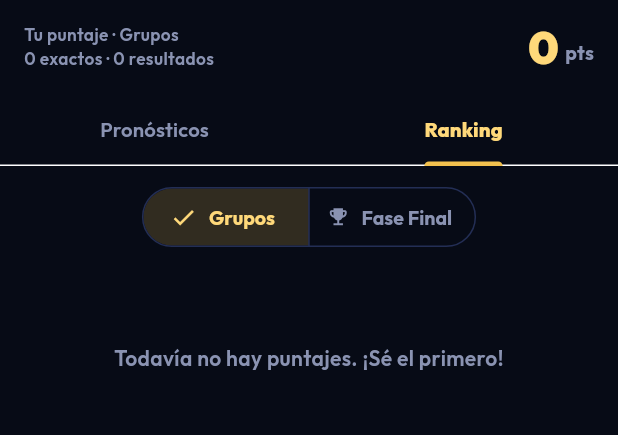
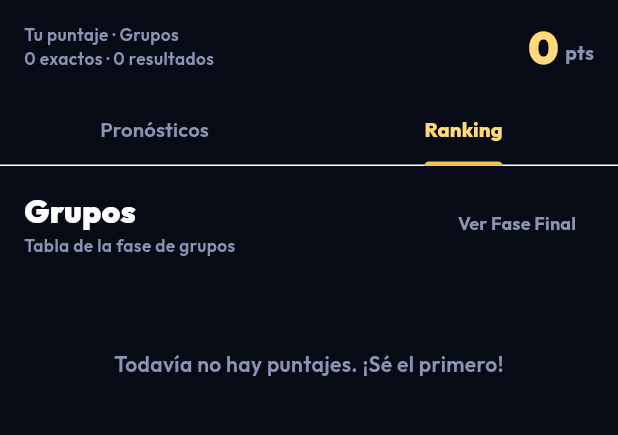
Before and after one commit to Bemlet/MUNDIAL2026, a Flutter app: the PredictionScreen screen opened directly, tab 2 chosen, on a phone screen of 412 x 824 dp, the part 56-491 px from its top. Run offline on Flutter 3.47's test engine with Material 3 defaults, Android fonts, the phone set to English and light mode, and no system bars; our stand-ins replace open_filex, package_info_plus, shared_preferences, supabase_flutter; accounts and stored records are empty; network calls fail.

Commit message:
feat: Fase Final como ranking principal + acceso discreto a Grupos (prominencia)

```diff
--- a/lib/l10n.dart
+++ b/lib/l10n.dart
@@ -23,6 +23,13 @@ class AppStrings {
   String get pickemScore => isEn ? 'Your score' : 'Tu puntaje';
   String get groupsRankingTab => isEn ? 'Groups' : 'Grupos';
   String get finalRankingTab => isEn ? 'Final phase' : 'Fase Final';
+  String get seeGroupsRanking => isEn ? 'See Groups' : 'Ver Grupos';
+  String get seeFinalRanking => isEn ? 'See Final phase' : 'Ver Fase Final';
+  String get finalRankingSubtitle => isEn
+      ? 'Everyone starts at 0 — points worth more each round'
+      : 'Todos arrancan en 0 — vale más cada ronda';
+  String get groupsRankingSubtitle =>
+      isEn ? 'Group stage standings' : 'Tabla de la fase de grupos';
   String get yourScoreFinal => isEn ? 'Your score · Final phase' : 'Tu puntaje · Fase Final';
   String get yourScoreGroups => isEn ? 'Your score · Groups' : 'Tu puntaje · Grupos';
   String get leaderLabel => isEn ? 'Leader' : 'Líder';
--- a/lib/screens/prediction_screen.dart
+++ b/lib/screens/prediction_screen.dart
@@ -686,29 +686,44 @@ class _LeaderboardTabState extends State<_LeaderboardTab> {
 
     return Column(
       children: [
-        // Sub-selector: Grupos / Fase Final
+        // Encabezado prominente de la fase activa + acceso discreto a la otra.
         Padding(
-          padding: const EdgeInsets.fromLTRB(16, 10, 16, 0),
-          child: SegmentedButton<bool>(
-            style: SegmentedButton.styleFrom(
-              selectedBackgroundColor: Wc.gold.withValues(alpha: .18),
-              selectedForegroundColor: Wc.goldHi,
-              foregroundColor: Wc.textDim,
-              textStyle: outfit(13, FontWeight.w700),
-            ),
-            segments: [
-              ButtonSegment<bool>(
-                value: false,
-                label: Text(l.groupsRankingTab),
+          padding: const EdgeInsets.fromLTRB(16, 14, 16, 0),
+          child: Row(
+            crossAxisAlignment: CrossAxisAlignment.center,
+            children: [
+              if (isFinal) ...[
+                Icon(Icons.emoji_events, color: Wc.goldHi, size: 26),
+                const SizedBox(width: 8),
+              ],
+              Expanded(
+                child: Column(
+                  crossAxisAlignment: CrossAxisAlignment.start,
+                  children: [
+                    Text(
+                      isFinal ? l.finalRankingTab : l.groupsRankingTab,
+                      style: outfit(
+                        isFinal ? 24 : 21,
+                        FontWeight.w900,
+                        color: isFinal ? Wc.goldHi : Wc.text,
+                      ),
+                    ),
+                    Text(
+                      isFinal ? l.finalRankingSubtitle : l.groupsRankingSubtitle,
+                      style: outfit(11.5, FontWeight.w600, color: Wc.textDim),
+                    ),
+                  ],
+                ),
               ),
-              ButtonSegment<bool>(
-                value: true,
-                icon: const Icon(Icons.emoji_events, size: 15),
-                label: Text(l.finalRankingTab),
+              TextButton(
+                onPressed: () => _switchTab(!isFinal),
+                style: TextButton.styleFrom(foregroundColor: Wc.textDim),
+                child: Text(
+                  isFinal ? l.seeGroupsRanking : l.seeFinalRanking,
+                  style: outfit(12, FontWeight.w700),
+                ),
               ),
             ],
-            selected: {isFinal},
-            onSelectionChanged: (s) => _switchTab(s.first),
           ),
         ),
         Expanded(
```
